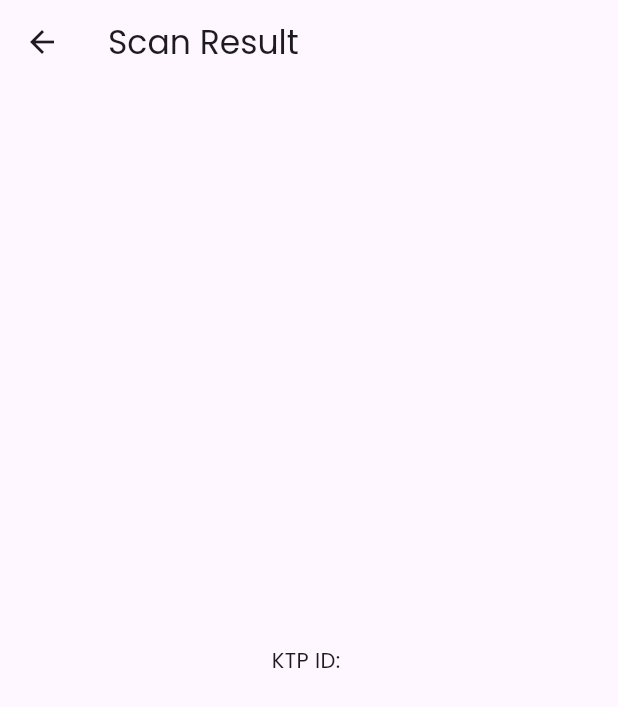
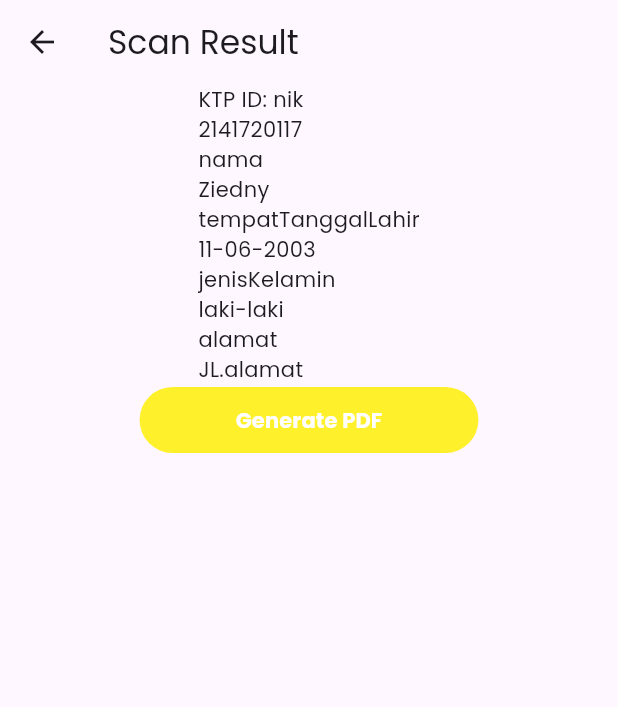
Before and after one commit to nikoshaa/tapScan, a Flutter app: the ScanValidate2 screen opened directly, after a tap on "Submit", on a phone screen of 412 x 824 dp. Shown: the top 707 px of the screen. Run offline on Flutter 3.47's test engine with Material 3 defaults, Android fonts, the phone set to English and light mode, and no system bars; our stand-ins replace camera, cloud_firestore, dropdown_button2, file_picker, firebase_auth, firebase_core and 9 more; missing offline and left inert: flutter_onboard; accounts and stored records are empty; network calls fail; project files that could hold a hidden picture were left out.

Commit message:
add text dummy

```diff
--- a/src/tap_scan/lib/components/components.dart
+++ b/src/tap_scan/lib/components/components.dart
@@ -1,12 +1,10 @@
-import 'dart:convert';
 import 'dart:io';
 
-import 'package:camera/camera.dart';
 import 'package:dropdown_button2/dropdown_button2.dart';
 import 'package:file_picker/file_picker.dart';
-import 'package:flutter/foundation.dart';
 import 'package:flutter/material.dart';
 import 'package:flutter_easyloading/flutter_easyloading.dart';
+import 'package:http/http.dart' as http;
 import 'package:image_cropper/image_cropper.dart';
 import 'package:image_picker/image_picker.dart';
 import 'package:page_transition/page_transition.dart';
@@ -17,8 +15,6 @@ import 'package:tap_scan/pages/documents_page.dart';
 import 'package:tap_scan/pages/my_scans_page.dart';
 import 'package:tap_scan/pages/pdf_page.dart';
 import 'package:tap_scan/pages/profile_page.dart';
-import 'package:tap_scan/pages/scan_page.dart';
-import 'package:http/http.dart' as http;
 
 class MainButton extends StatelessWidget {
   final String buttonText;
@@ -654,10 +650,11 @@ class _ModalBottomSheetContentState extends State<ModalBottomSheetContent> {
                 if (pickedFile != null) {
                   // Call the function to send image to the API
                   final cropped = await ImageCropper()
-                      .cropImage(sourcePath: pickedFile!.path);
+                      .cropImage(sourcePath: pickedFile.path);
 
                   if (cropped == null) return;
                   selectedImage = File(cropped.path);
+
                   await showDialog(
                     context: context,
                     builder: (context) => AlertDialog(
@@ -670,7 +667,7 @@ class _ModalBottomSheetContentState extends State<ModalBottomSheetContent> {
                             Navigator.push(
                               context,
                               MaterialPageRoute(
-                                builder: (context) => ScanValidate2(),
+                                builder: (context) => const ScanValidate2(),
                               ),
                             );
                           },
@@ -680,12 +677,21 @@ class _ModalBottomSheetContentState extends State<ModalBottomSheetContent> {
                           onPressed: () {
                             method = "tesseract";
                             Navigator.pop(context); // Menutup dialog
+
+                            // Navigator.pop(context); // Menutup dialog
+                            Navigator.push(
+                              context,
+                              MaterialPageRoute(
+                                builder: (context) => const ScanValidate2(),
+                              ),
+                            );
                           },
                           child: const Text("Tesseract"),
                         ),
                       ],
                     ),
                   );
+
                   await sendFileToApi(selectedImage!, method!);
                 }
               },
@@ -736,7 +742,7 @@ class _ModalBottomSheetContentState extends State<ModalBottomSheetContent> {
     // stream.cast();
 
     // final length = await filePath.length();
-    final apiUrl =
+    const apiUrl =
         // "https://fkmjq5h3-5006.asse.devtunnels.ms/media/upload";
         "https://sjqq06bn-5006.asse.devtunnels.ms/media/upload";
 
@@ -787,7 +793,7 @@ class _ModalBottomSheetContentState extends State<ModalBottomSheetContent> {
         Navigator.push(
           context,
           MaterialPageRoute(
-            builder: (context) => ScanValidate2(),
+            builder: (context) => const ScanValidate2(),
           ),
         );
       } else {
--- a/src/tap_scan/lib/pages/aaaaa.dart
+++ b/src/tap_scan/lib/pages/aaaaa.dart
@@ -1,7 +1,11 @@
+import 'dart:convert';
+import 'dart:io';
+
+import 'package:cloud_firestore/cloud_firestore.dart';
 import 'package:flutter/material.dart';
 import 'package:http/http.dart' as http;
-import 'dart:convert';
-import 'package:cloud_firestore/cloud_firestore.dart';
+import 'package:pdf/widgets.dart' as pw;
+import 'package:tap_scan/components/components.dart';
 
 class ScanValidate2 extends StatefulWidget {
   const ScanValidate2({Key? key}) : super(key: key);
@@ -19,11 +23,32 @@ class _ScanValidate2State extends State<ScanValidate2> {
     _ktpController = TextEditingController();
     // Set nilai awal berdasarkan data dari API Flask
     fetchKtpDataFromApi();
+
+    // dummy data untuk data ktp
+    List<String> dummyData = [
+      "nik",
+      "2141720117",
+      "nama",
+      "Ziedny",
+      "tempatTanggalLahir",
+      "11-06-2003",
+      "jenisKelamin",
+      "laki-laki",
+      "alamat",
+      "JL.alamat"
+    ];
+
+    // Concatenate the list elements into one string with "\n" as the separator
+    String concatenatedDummyData = dummyData.join("\n");
+    setState(() {
+      _ktpController.text = concatenatedDummyData;
+    });
   }
 
   Future<void> fetchKtpDataFromApi() async {
     try {
-      final apiUrl = 'https://sjqq06bn-5006.asse.devtunnels.ms/get/ktp'; // Ganti URL API Flask Anda
+      const apiUrl =
+          'https://sjqq06bn-5006.asse.devtunnels.ms/get/ktp'; // Ganti URL API Flask Anda
       final response = await http.get(Uri.parse(apiUrl));
 
       if (response.statusCode == 200) {
@@ -34,7 +59,8 @@ class _ScanValidate2State extends State<ScanValidate2> {
         });
       } else {
         // Handle error
-        print('Failed to fetch data from API. Status code: ${response.statusCode}');
+        print(
+            'Failed to fetch data from API. Status code: ${response.statusCode}');
       }
     } catch (error) {
       // Handle error
@@ -44,7 +70,8 @@ class _ScanValidate2State extends State<ScanValidate2> {
 
   Future<void> updateFirestoreData() async {
     try {
-      final userUid = 'userUid'; // Ganti dengan cara Anda mendapatkan UID pengguna
+      const userUid =
+          'userUid'; // Ganti dengan cara Anda mendapatkan UID pengguna
       final ktpId = _ktpController.text;
 
       await FirebaseFirestore.instance
@@ -54,10 +81,10 @@ class _ScanValidate2State extends State<ScanValidate2> {
           .doc(ktpId)
           .update({
         'nik': _ktpController.text,
-        'nama': _ktpController.text,
-        'tempatTanggalLahir': _ktpController.text,
-        'jenisKelamin': _ktpController.text,
-        'alamat': _ktpController.text,
+        // 'nama': _ktpController.text,
+        // 'tempatTanggalLahir': _ktpController.text,
+        // 'jenisKelamin': _ktpController.text,
+        // 'alamat': _ktpController.text,
       });
 
       print('Data updated successfully in Firestore.');
@@ -71,10 +98,10 @@ class _ScanValidate2State extends State<ScanValidate2> {
   Widget build(BuildContext context) {
     return Scaffold(
       appBar: AppBar(
-        title: Text('Scan Validate'),
+        title: const Text('Scan Validate'),
       ),
       body: SingleChildScrollView(
-        padding: EdgeInsets.all(16),
+        padding: const EdgeInsets.all(16),
         child: Column(
           children: [
             // ... (widget lain tetap sama) ...
@@ -96,11 +123,12 @@ class _ScanValidate2State extends State<ScanValidate2> {
                 Navigator.push(
                   context,
                   MaterialPageRoute(
-                    builder: (context) => ScanResult(ktpId: _ktpController.text),
+                    builder: (context) =>
+                        ScanResult(ktpInner: _ktpController.text),
                   ),
                 );
               },
-              child: Text("Submit"),
+              child: const Text("Submit"),
             ),
           ],
         ),
@@ -110,26 +138,47 @@ class _ScanValidate2State extends State<ScanValidate2> {
 }
 
 class ScanResult extends StatelessWidget {
-  final String ktpId;
+  final String ktpInner;
 
-  const ScanResult({Key? key, required this.ktpId}) : super(key: key);
+  const ScanResult({Key? key, required this.ktpInner}) : super(key: key);
 
   @override
   Widget build(BuildContext context) {
     return Scaffold(
       appBar: AppBar(
-        title: Text('Scan Result'),
+        title: const Text('Scan Result'),
       ),
       body: Center(
-        child: Text('KTP ID: $ktpId'),
+        child: Column(
+          children: [
+            Text('KTP ID: $ktpInner'),
+            MainButton(
+                function: () => generatePdf(), buttonText: "Generate PDF"),
+          ],
+        ),
       ),
     );
+  }
+
+  Future<void> generatePdf() async {
+    final pdf = pw.Document();
+
+    pdf.addPage(
+      pw.Page(
+        build: (pw.Context context) => pw.Center(
+          child: pw.Text(ktpInner),
+        ),
+      ),
+    );
+
+    final file = File('example.pdf');
+    await file.writeAsBytes(await pdf.save());
   }
 }
 
 void main() {
   runApp(
-    MaterialApp(
+    const MaterialApp(
       home: ScanValidate2(),
     ),
   );
--- a/src/tap_scan/pubspec.yaml
+++ b/src/tap_scan/pubspec.yaml
@@ -52,6 +52,7 @@ dependencies:
   google_sign_in: ^6.2.0
   image_cropper: ^4.0.1
   firebase_storage: ^11.5.6
+  pdf: ^3.10.7
 
 dev_dependencies:
   flutter_test:
```
Also changed, not shown: src/tap_scan/pubspec.lock.
